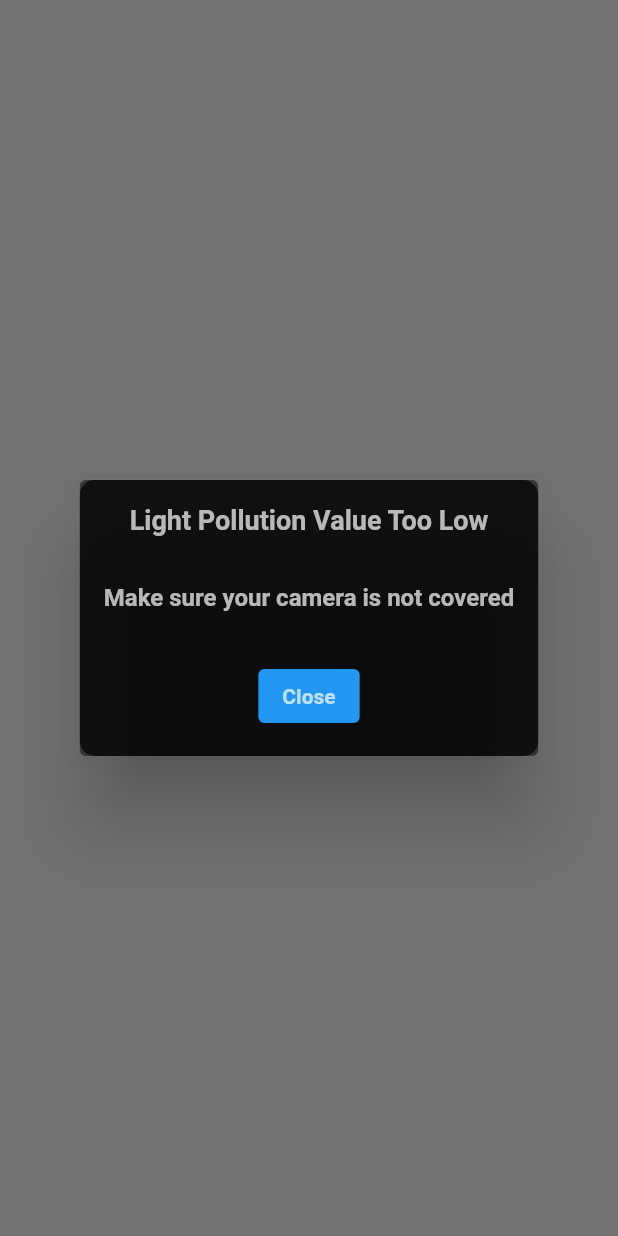
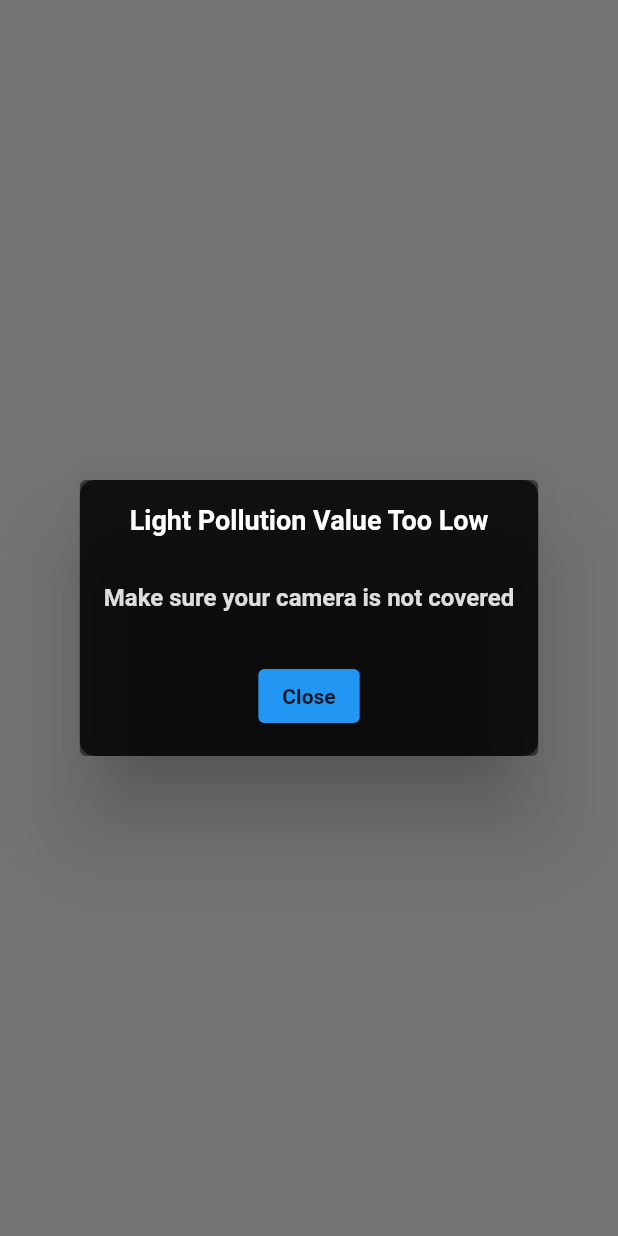
Before and after one commit to tomerbv/Light_Pollution, a Flutter app: what showLightPollutionValueDialog() shows on an empty page, opened directly with empty values, on a phone screen of 412 x 824 dp. Run offline on Flutter 3.47's test engine with Material 2 defaults, Android fonts, the phone set to English and light mode, and no system bars; our stand-ins replace camera, device_info_plus, flutter_easyloading, geolocator, simple_animations.

Commit message:
finished component

```diff
--- a/lib/services/results_service.dart
+++ b/lib/services/results_service.dart
@@ -1,19 +1,21 @@
 import 'package:flutter/material.dart';
+import 'package:simple_animations/simple_animations.dart';
 
 class ResultsService {
   static void showLightPollutionValueDialog(BuildContext context, int value) {
-    const List<Color> barColors = [
-      Colors.green,
-      Colors.lightGreen,
-      Colors.yellow,
-      Colors.orange,
-      Colors.deepOrange,
-      Colors.red,
-      Colors.purple,
-    ];
+    // const List<Color> barColors = [
+    //   Colors.green,
+    //   Colors.lightGreen,
+    //   Colors.yellow,
+    //   Colors.orange,
+    //   Colors.deepOrange,
+    //   Colors.red,
+    //   Colors.purple,
+    // ];
 
     String title;
     String valueAsText;
+    Color valueColor = Colors.white;
 
     switch (value) {
       case 0:
@@ -22,31 +24,38 @@ class ResultsService {
         break;
       case 1:
         title = 'Low Light Pollution';
-        valueAsText = 'Value: $value';
+        valueAsText = 'Pollution Value: $value';
+        valueColor = Colors.green;
         break;
       case 2:
         title = 'Moderately Low Light Pollution';
-        valueAsText = 'Value: $value';
+        valueAsText = 'Pollution Value: $value';
+        valueColor = Colors.lightGreen;
         break;
       case 3:
         title = 'Moderate Light Pollution';
-        valueAsText = 'Value: $value';
+        valueAsText = 'Pollution Value: $value';
+        valueColor = Colors.yellow;
         break;
       case 4:
         title = 'Moderately High Light Pollution';
-        valueAsText = 'Value: $value';
+        valueAsText = 'Pollution Value: $value';
+        valueColor = Colors.orange;
         break;
       case 5:
         title = 'High Light Pollution';
-        valueAsText = 'Value: $value';
+        valueAsText = 'Pollution Value: $value';
+        valueColor = Colors.deepOrange;
         break;
       case 6:
         title = 'Very High Light Pollution';
-        valueAsText = 'Value: $value';
+        valueAsText = 'Pollution Value: $value';
+        valueColor = Colors.red;
         break;
       case 7:
         title = 'Extremely High Light Pollution';
-        valueAsText = 'Value: $value';
+        valueAsText = 'Pollution Value: $value';
+        valueColor = Colors.purple;
         break;
       case 8:
         title = 'Light Pollution Value Too High';
@@ -54,7 +63,7 @@ class ResultsService {
         break;
       default:
         title = 'Light Pollution Value: $value';
-        valueAsText = 'Value: $value';
+        valueAsText = 'Pollution Value: $value';
         break;
     }
 
@@ -84,16 +93,16 @@ class ResultsService {
               children: [
                 Text(
                   title,
-                  style: const TextStyle(
+                  style: TextStyle(
                     fontSize: 18.0,
                     fontWeight: FontWeight.bold,
-                    color: Color.fromARGB(180, 255, 255, 255),
+                    color: valueColor,
                   ),
                 ),
                 if (value != 0 &&
                     value != 8) // Show the bar only for values between 1 and 7
                   const SizedBox(
-                    height: 32.0,
+                    height: 50.0,
                   ),
                 if (value != 0 &&
                     value != 8) // Show the bar only for values between 1 and 7
@@ -101,24 +110,40 @@ class ResultsService {
                     height: 25.0,
                     width: 300.0, // Adjust the height as desired
                     decoration: BoxDecoration(
+                      border:
+                          Border.all(color: Color.fromARGB(220, 255, 255, 255)),
                       borderRadius: BorderRadius.circular(10.0),
                       gradient: const LinearGradient(
-                        colors: barColors,
+                        colors: [Colors.black45, Colors.white38],
                         begin: Alignment.bottomLeft,
                         end: Alignment.bottomRight,
                       ),
                     ),
                     child: Stack(
                       children: [
-                        Transform.translate(
+                        MirrorAnimationBuilder<double>(
+                          tween: Tween(
+                              begin: -10.0,
+                              end: -5.0), // value for offset x-coordinate
+                          duration: const Duration(seconds: 1),
+                          curve: Curves.easeInOutSine, // non-linear animation
+                          builder: (context, value, child) {
+                            return Transform.translate(
+                              offset: Offset(0,
+                                  value), // use animated value for y-coordinate
+                              child: child,
+                            );
+                          },
+                          child: Transform.translate(
                             offset: Offset(arrowPosition * (250), -15),
                             child: Transform.rotate(
                               angle:
                                   3.14, // Rotate the arrow by 180 degrees (pi radians)
-                            child: Icon(
+                              child: const Icon(
                                 Icons.arrow_drop_up,
-                              color: Colors.white,
+                                color: Color.fromARGB(220, 255, 255, 255),
                                 size: 40.0,
+                              ),
                             ),
                           ),
                         ),
@@ -131,7 +156,7 @@ class ResultsService {
                   style: const TextStyle(
                     fontSize: 16.0,
                     fontWeight: FontWeight.bold,
-                    color: Color.fromARGB(180, 255, 255, 255),
+                    color: Color.fromARGB(220, 255, 255, 255),
                   ),
                 ),
                 const SizedBox(height: 32.0),
@@ -141,9 +166,9 @@ class ResultsService {
                   },
                   child: const Text(
                     'Close',
-                    style: const TextStyle(
+                    style: TextStyle(
                       fontWeight: FontWeight.bold,
-                      color: Color.fromARGB(180, 255, 255, 255),
+                      color: Color.fromARGB(220, 0, 0, 0),
                     ),
                   ),
                 ),
--- a/lib/views/camera_widget.dart
+++ b/lib/views/camera_widget.dart
@@ -294,10 +294,12 @@ class _CameraWidgetState extends State<CameraWidget>
           LoadingService.showLoadingAnimation(
               context); // Show loading animation
           var stringValue = await ApiService.upload(file, cloudCoverageString);
+          // ignore: use_build_context_synchronously
           LoadingService.hideLoadingAnimation(
               context); // Hide Loading Animation
           var value = int.parse(stringValue);
           if (value >= 0) {
+            // ignore: use_build_context_synchronously
             ResultsService.showLightPollutionValueDialog(context, value);
           } else {
             showInSnackBar('An error has occured, could not send measurement');
--- a/pubspec.yaml
+++ b/pubspec.yaml
@@ -44,6 +44,7 @@ dependencies:
   geolocator: ^9.0.2
   image: ^4.0.7
   flutter_launcher_icons: ^0.12.0
+  simple_animations: ^5.0.0+3
 
 dev_dependencies:
   flutter_test:
```
Also changed, not shown: pubspec.lock. Lines whose indentation alone changed are shown as unchanged.
